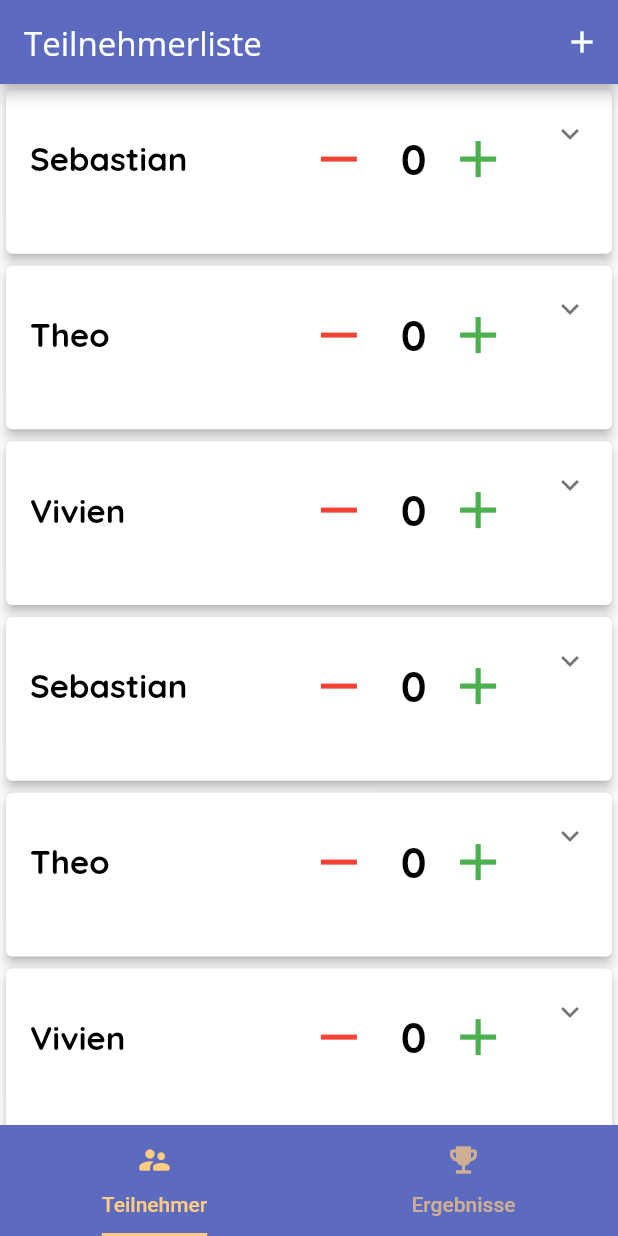
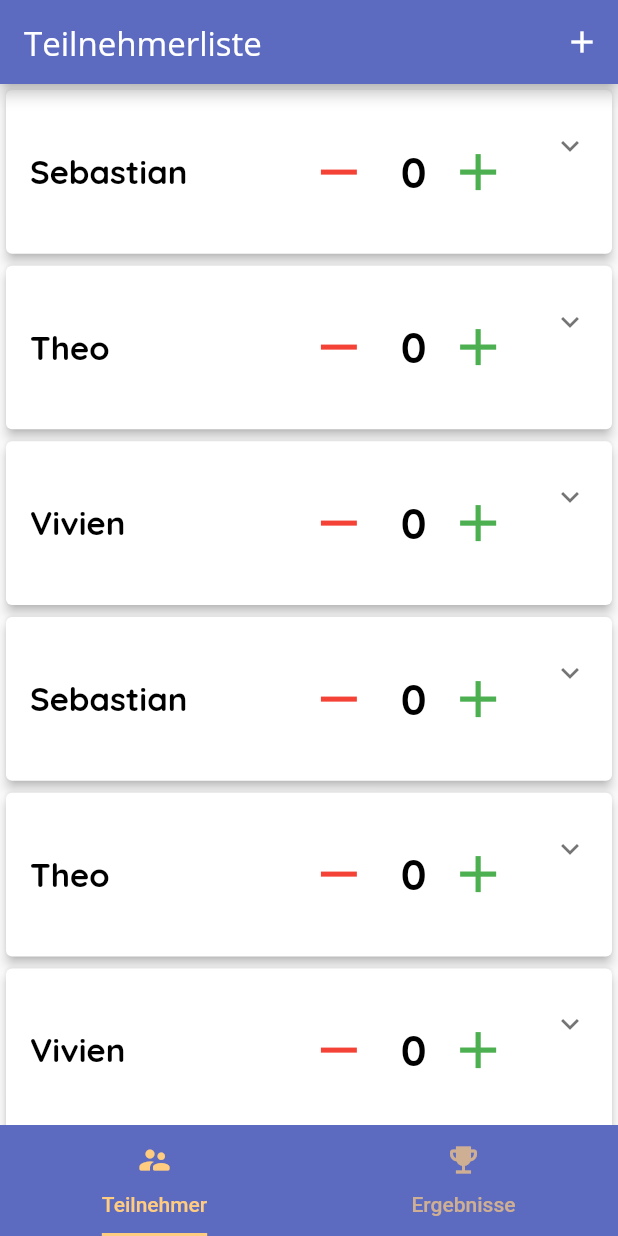
Before and after one commit to SimonFliegel/blitzturnier, a Flutter app: the screen it shows after launch, on a phone screen of 412 x 824 dp. Run offline on Flutter 3.47's test engine with Material 2 defaults, Android fonts, the phone set to English and light mode, and no system bars.

Commit message:
fixed list-tiles not being centered

```diff
--- a/lib/custom/custom_expansion_tile.dart
+++ b/lib/custom/custom_expansion_tile.dart
@@ -379,6 +379,7 @@ class _ExpansionTileState extends State<CustomExpansionPile>
             textColor: _headerColor.value,
             child: SizedBox(
               height: widget.height,
+              child: Center(
                 child: ListTile(
                   onTap: _handleTap,
                   contentPadding:
@@ -387,6 +388,7 @@ class _ExpansionTileState extends State<CustomExpansionPile>
                   title: widget.title,
                   subtitle: widget.subtitle,
                   trailing: widget.trailing ?? _buildTrailingIcon(context),
+                ),
               ),
             ),
           ),
--- a/lib/main.dart
+++ b/lib/main.dart
@@ -1,6 +1,7 @@
 import 'package:blitzturnier/providers/attendee.dart';
 import 'package:flutter/material.dart';
 import 'package:provider/provider.dart';
+import 'package:flutter/services.dart';
 
 import '/screens/tabs_screen.dart';
 
@@ -14,6 +15,10 @@ class MyApp extends StatelessWidget {
   @override
   Widget build(BuildContext context) {
     final ThemeData theme = ThemeData();
+    SystemChrome.setPreferredOrientations([
+      DeviceOrientation.portraitUp,
+      DeviceOrientation.portraitDown,
+    ]);
 
     return MultiProvider(
       providers: [
```
Lines whose indentation alone changed are shown as unchanged.
